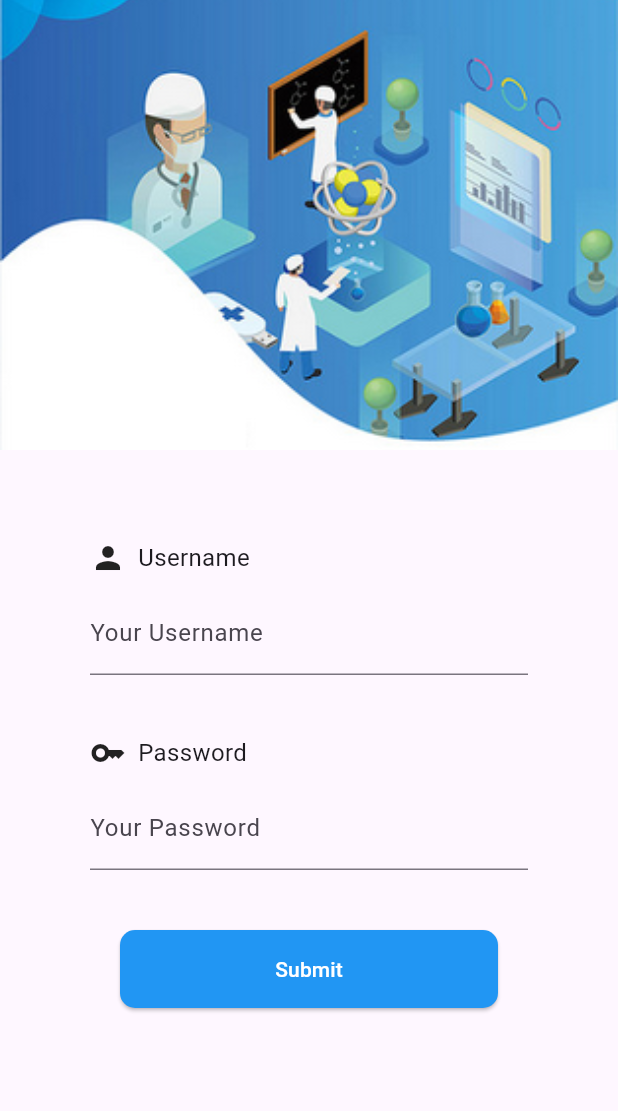
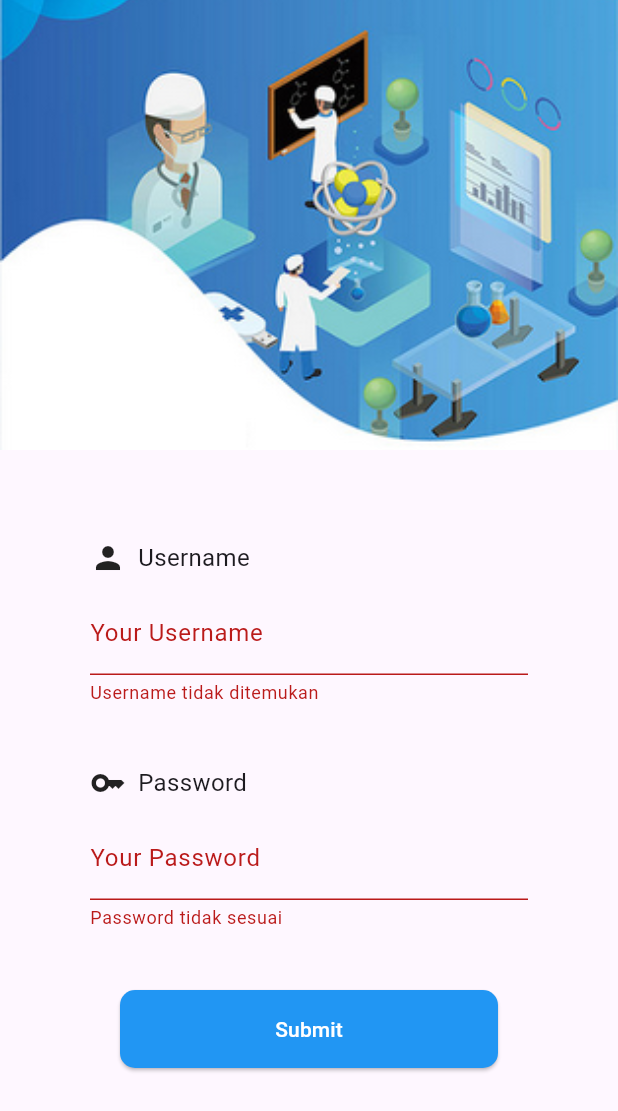
Before and after one commit to maulzzzaqi/test_mge_maulana_ade_fathurrozaqi, a Flutter app: the screen it shows after launch, after a tap on "Submit", on a phone screen of 412 x 824 dp. Shown: the top 1111 px of the screen. Run offline on Flutter 3.47's test engine with Material 3 defaults, Android fonts, the phone set to English and light mode, and no system bars.

Commit message:
authentication and validation process

```diff
--- a/lib/authentication/login_page.dart
+++ b/lib/authentication/login_page.dart
@@ -8,10 +8,18 @@ class LoginPage extends StatefulWidget {
 }
 
 class _LoginPageState extends State<LoginPage> {
+  final TextEditingController usernameController = TextEditingController();
+  final TextEditingController passwordController = TextEditingController();
+  final _formKey = GlobalKey<FormState>();
+
+  String? usernameError;
+  String? passwordError;
+
   @override
   Widget build(BuildContext context) {
     return Scaffold(
-      body: Column(
+      body: SingleChildScrollView(
+        child: Column(
           children: [
             Container(
               height: 300,
@@ -24,6 +32,8 @@ class _LoginPageState extends State<LoginPage> {
             ),
             Padding(
               padding: const EdgeInsets.all(60),
+              child: Form(
+                key: _formKey,
                 child: Column(
                   children: [
                     Column(
@@ -37,9 +47,11 @@ class _LoginPageState extends State<LoginPage> {
                         ),
                         const SizedBox(height: 10.0),
                         TextFormField(
-                      decoration: const InputDecoration(
+                          controller: usernameController,
+                          decoration: InputDecoration(
                             labelText: 'Your Username',
-                        border: UnderlineInputBorder()
+                            border: const UnderlineInputBorder(),
+                            errorText: usernameError,
                           ),
                         ),
                       ],
@@ -56,10 +68,12 @@ class _LoginPageState extends State<LoginPage> {
                         ),
                         const SizedBox(height: 10.0),
                         TextFormField(
+                          controller: passwordController,
                           obscureText: true,
-                      decoration: const InputDecoration(
+                          decoration: InputDecoration(
                             labelText: 'Your Password',
-                        border: UnderlineInputBorder()
+                            border: const UnderlineInputBorder(),
+                            errorText: passwordError,
                           ),
                         ),
                       ],
@@ -77,15 +91,26 @@ class _LoginPageState extends State<LoginPage> {
                               borderRadius: BorderRadius.all(Radius.circular(10)),
                             ),
                           ),
-                      onPressed: () {},
+                          onPressed: () {
+                            setState(() {
+                              usernameError = usernameController.text != 'maulana' ? 'Username tidak ditemukan' : null;
+                              passwordError = passwordController.text != '123456' ? 'Password tidak sesuai' : null;
+                            });
+
+                            if (usernameError == null && passwordError == null) {
+                              Navigator.pushReplacementNamed(context, '/bottom_navbar');
+                            }
+                          },
                           child: const Text('Submit', style: TextStyle(color: Colors.white),),
                         ),
                       ),
                     ),
                   ],
                 ),
+              ),
             )
           ],
+        ),
       ),
     );
   }
```
Lines whose indentation alone changed are shown as unchanged.
